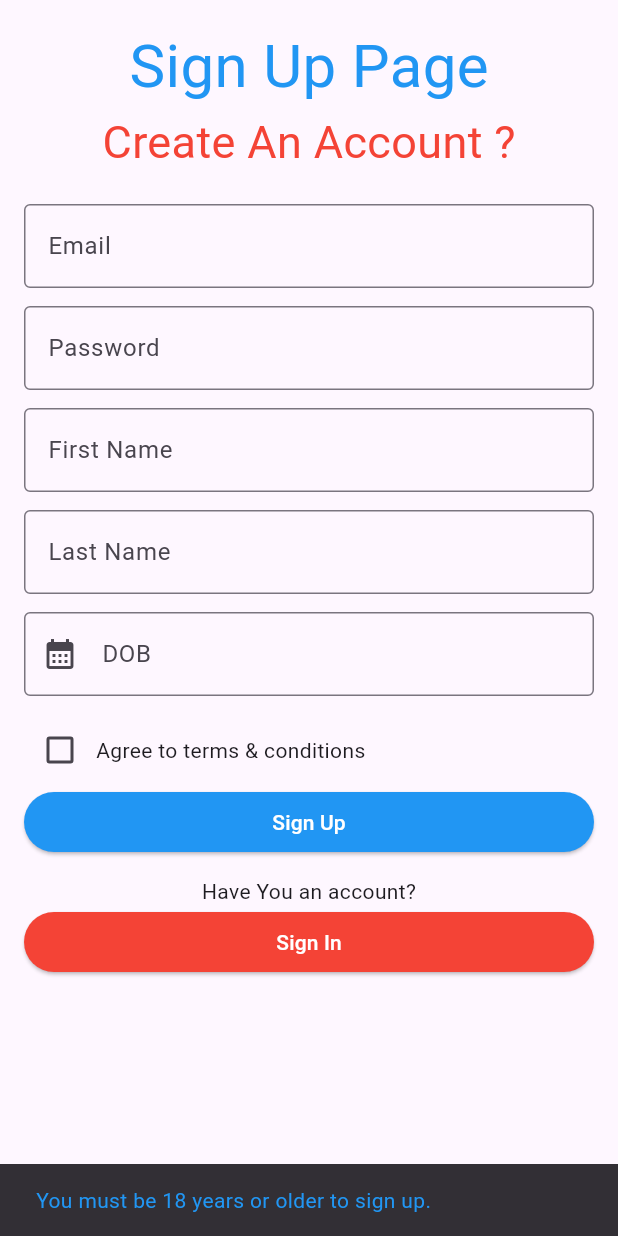
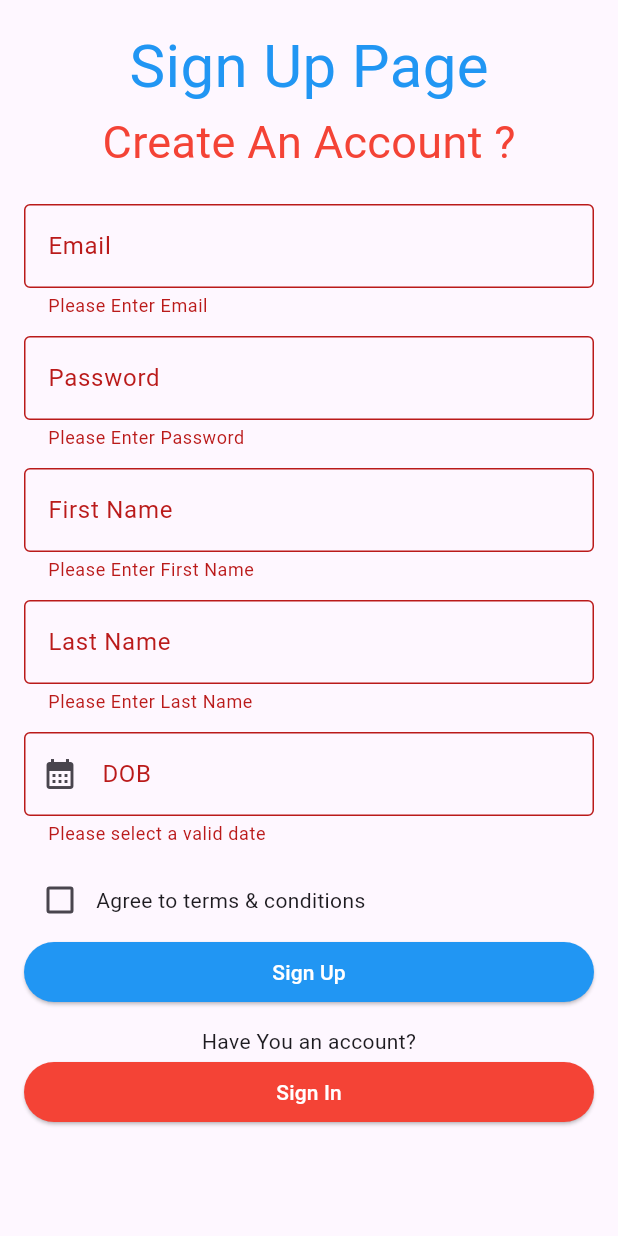
Before and after one commit to SreehariRajeevFSS/juniorstasks, a Flutter app: the screen it shows after launch, after a tap on "Sign Up", on a phone screen of 412 x 824 dp. Run offline on Flutter 3.47's test engine with Material 2 defaults, Android fonts, the phone set to English and light mode, and no system bars; our stand-ins replace firebase_auth, firebase_core, get; accounts and stored records are empty; network calls fail.

Commit message:
first commit

```diff
--- a/lib/login_page.dart
+++ b/lib/login_page.dart
@@ -1,3 +1,4 @@
+
 import 'package:flutter/material.dart';
 import 'package:get/get.dart';
 import 'package:test/signup_page.dart';
@@ -89,8 +90,7 @@ class LoginPage extends StatelessWidget {
                   onPressed: (){
                     _loginController.signIn();
                     if(_formKey.currentState!.validate()){
-                    _loginController.emailController.clear();
-                    _loginController.passwordController.clear();
+
                     }
                   },
                   style: ElevatedButton.styleFrom(
--- a/lib/signup_page.dart
+++ b/lib/signup_page.dart
@@ -4,11 +4,8 @@ import 'package:test/login_page.dart';
 
 import 'controllers/signup_controller.dart';
 
-
 class SignUpPage extends StatelessWidget {
-
   final SignUpController _signUpController = Get.put(SignUpController());
-
   final GlobalKey<FormState> _formKey = GlobalKey<FormState>();
 
   Future<void> _selectDate(BuildContext context) async {
@@ -26,12 +23,11 @@ class SignUpPage extends StatelessWidget {
     }
   }
 
-
   @override
   Widget build(BuildContext context) {
     return Scaffold(
       body: Padding(
-        padding:const EdgeInsets.all(16.0),
+        padding: const EdgeInsets.all(16.0),
         child: Form(
           key: _formKey,
           child: ListView(
@@ -42,44 +38,34 @@ class SignUpPage extends StatelessWidget {
                   const Center(
                     child: Text(
                       'Sign Up Page',
-                    style: TextStyle(
-                      fontSize: 40,
-                      color: Colors.blue
-                      ),
+                      style: TextStyle(fontSize: 40, color: Colors.blue),
                     ),
                   ),
                   const Center(
                     child: Text(
                       'Create An Account ?',
-                    style: TextStyle(
-                      fontSize: 30,
-                      color: Colors.red
+                      style: TextStyle(fontSize: 30, color: Colors.red),
                     ),
                   ),
-                      ),
-
-                const SizedBox(height: 20,),
-
+                  const SizedBox(height: 20),
                   TextFormField(
                     controller: _signUpController.emailController,
-                  decoration:const InputDecoration(
+                    decoration: const InputDecoration(
                       labelText: 'Email',
                       border: OutlineInputBorder(),
                     ),
                     validator: (value) {
                       if (value!.isEmpty) {
-                      return 'please Enter Email ';
+                        return 'Please Enter Email';
                       }
                       return null;
                     },
                   ),
-
                   const SizedBox(height: 12),
-
                   TextFormField(
                     controller: _signUpController.passwordController,
                     obscureText: true,
-                  decoration:const InputDecoration(
+                    decoration: const InputDecoration(
                       labelText: 'Password',
                       border: OutlineInputBorder(),
                     ),
@@ -90,42 +76,35 @@ class SignUpPage extends StatelessWidget {
                       return null;
                     },
                   ),
-
                   const SizedBox(height: 12),
-
                   TextFormField(
                     controller: _signUpController.firstNameController,
-                  decoration:const InputDecoration(
+                    decoration: const InputDecoration(
                       labelText: 'First Name',
                       border: OutlineInputBorder(),
                     ),
                     validator: (value) {
                       if (value!.isEmpty) {
-                      return 'please Enter First Name';
+                        return 'Please Enter First Name';
                       }
                       return null;
                     },
                   ),
-
                   const SizedBox(height: 12),
-
                   TextFormField(
                     controller: _signUpController.lastNameController,
-                  decoration:const InputDecoration(
+                    decoration: const InputDecoration(
                       labelText: 'Last Name',
                       border: OutlineInputBorder(),
                     ),
                     validator: (value) {
                       if (value!.isEmpty) {
-                      return 'please Enter Last Name';
+                        return 'Please Enter Last Name';
                       }
                       return null;
                     },
-
                   ),
-
                   const SizedBox(height: 12),
-
                   TextFormField(
                     controller: _signUpController.dobController,
                     readOnly: true,
@@ -137,9 +116,27 @@ class SignUpPage extends StatelessWidget {
                       prefixIcon: Icon(Icons.calendar_month),
                       border: OutlineInputBorder(),
                     ),
+                    validator: (value) {
+                      if (value!.isEmpty) {
+                        return 'Please select a valid date';
+                      }
+
+                      final dob = _signUpController.selectedDate.value;
+                      final now = DateTime.now();
+                      final age = now.year -
+                          dob.year -
+                          (now.month >= dob.month && now.day >= dob.day
+                              ? 0
+                              : 1);
+
+                      if (age < 18) {
+                        return 'You must be 18 years or older to sign up';
+                      }
+
+                      return null;
+                    },
                   ),
                   const SizedBox(height: 12),
-
                   Row(
                     children: [
                       Obx(() => Checkbox(
@@ -148,35 +145,36 @@ class SignUpPage extends StatelessWidget {
                               _signUpController.agreeToTerms.value = value!;
                             },
                           )),
-                  const  Text('Agree to terms & conditions'),
+                      const Text('Agree to terms & conditions'),
                     ],
                   ),
+                  ElevatedButton(
+                    onPressed: () async {
+                      if (_formKey.currentState!.validate()) {
+                        if (_signUpController.agreeToTerms.value) {
+                          try {
+                            await _signUpController.signUp();
 
-                  ElevatedButton(
-                onPressed: () {
-              final dob = _signUpController.selectedDate.value;
-              final now = DateTime.now();
-            final age = now.year - dob.year - (now.month >= dob.month && now.day >= dob.day ? 0 : 1);
-          if (age < 18) {
-      ScaffoldMessenger.of(context).showSnackBar(
-        const SnackBar(
-          content: Text(
-            'You must be 18 years or older to sign up.',
-            style: TextStyle(
-              color: Colors.blue
-            ),
-            ),
-        ),
-      );
-    } else {
-      _signUpController.signUp();
-
-      if (_formKey.currentState!.validate()) {
                             _signUpController.emailController.clear();
                             _signUpController.passwordController.clear();
                             _signUpController.firstNameController.clear();
                             _signUpController.lastNameController.clear();
                             _signUpController.dobController.clear();
+                            _signUpController.agreeToTerms.value = false;
+
+                            Get.to(() => LoginPage());
+                          } catch (e) {
+
+                          }
+                        } else {
+                          ScaffoldMessenger.of(context).showSnackBar(
+                            const SnackBar(
+                              content: Text(
+                                'Please agree to terms & conditions.',
+                                style: TextStyle(color: Colors.blue),
+                              ),
+                            ),
+                          );
                         }
                       }
                     },
@@ -190,18 +188,14 @@ class SignUpPage extends StatelessWidget {
                       ),
                     ),
                   ),
-
                   const SizedBox(height: 12),
-
                   Center(child: Text("Have You an account?")),
-
                   ElevatedButton(
                     onPressed: () {
                       Navigator.push(
                         context,
                         MaterialPageRoute(builder: (context) => LoginPage()),
                       );
-
                     },
                     style: ElevatedButton.styleFrom(
                       primary: Colors.red,
@@ -214,9 +208,8 @@ class SignUpPage extends StatelessWidget {
                     ),
                   ),
                 ],
-
               ),
-            ]
+            ],
           ),
         ),
       ),
```
Also changed, not shown: lib/controllers/login_controller.dart (+22 -9 lines). Lines whose indentation alone changed are shown as unchanged.
